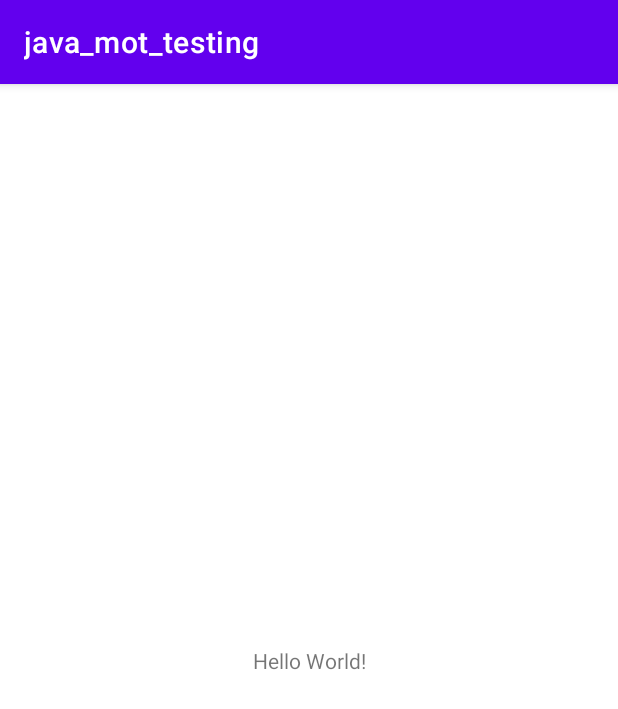
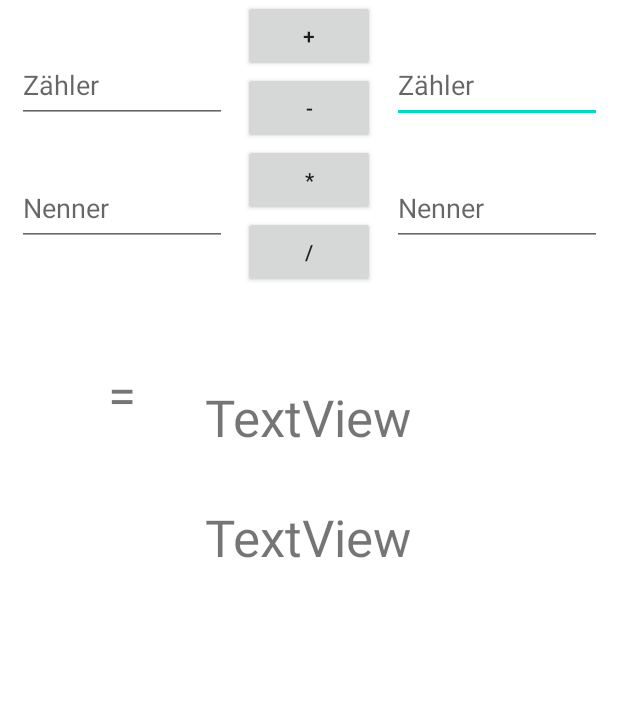
Before and after one commit to n0x-io/java_mot_testing, an Android app: the screen it shows after launch (MainActivity before the commit, FractionCalculator after it), on a phone screen of 412 x 824 dp. Shown: the top 709 px of the screen. Run offline under Robolectric (Android 15) with nearby library versions, the phone set to English and light mode, and no system bars.

Commit message:
Initial GUI

```diff
--- a/app/src/main/AndroidManifest.xml
+++ b/app/src/main/AndroidManifest.xml
@@ -9,10 +9,12 @@
         android:roundIcon="@mipmap/ic_launcher_round"
         android:supportsRtl="true"
         android:theme="@style/Theme.Java_mot_testing">
+
+        <activity android:name=".ex9.FractionCalculator"/>
+
         <activity android:name=".MainActivity">
             <intent-filter>
                 <action android:name="android.intent.action.MAIN" />
-
                 <category android:name="android.intent.category.LAUNCHER" />
             </intent-filter>
         </activity>
--- a/app/src/main/java/io/n0x/android/java_mot_testing/MainActivity.java
+++ b/app/src/main/java/io/n0x/android/java_mot_testing/MainActivity.java
@@ -1,14 +1,19 @@
 package io.n0x.android.java_mot_testing;
 
-import androidx.appcompat.app.AppCompatActivity;
+import android.app.Activity;
 
+import android.content.Intent;
 import android.os.Bundle;
 
-public class MainActivity extends AppCompatActivity {
+import io.n0x.android.java_mot_testing.ex9.FractionCalculator;
+
+public class MainActivity extends Activity {
 
     @Override
     protected void onCreate(Bundle savedInstanceState) {
         super.onCreate(savedInstanceState);
-        setContentView(R.layout.activity_main);
+
+        Intent intent = new Intent(this, FractionCalculator.class);
+        startActivity(intent);
     }
 }
--- /dev/null
+++ b/app/src/main/java/io/n0x/android/java_mot_testing/ex9/FractionCalculator.java
@@ -0,0 +1,54 @@
+package io.n0x.android.java_mot_testing.ex9;
+
+import android.app.Activity;
+import android.os.Bundle;
+import android.util.Log;
+import android.view.View;
+import android.widget.TextView;
+
+import io.n0x.android.java_mot_testing.R;
+
+public class FractionCalculator extends Activity{
+
+    private static final String TAG = FractionCalculator.class.getName();
+
+    private TextView txt_enum_left;
+    private TextView txt_denom_left;
+    private TextView txt_enum_right;
+    private TextView txt_denom_right;
+    private TextView txt_enum_result;
+    private TextView txt_denom_result;
+
+    @Override
+    protected void onCreate(Bundle savedInstanceState) {
+        super.onCreate(savedInstanceState);
+        setContentView(R.layout.ex9_data_binding);
+        Log.d(TAG, "FractionCalculator started");
+
+        /*
+        txt_enum_left = (TextView) findViewById(R.id.txt_enum_left);
+        txt_denom_left = (TextView) findViewById(R.id.txt_denom_left);
+        txt_enum_right = (TextView) findViewById(R.id.txt_enum_right);
+        txt_denom_right = (TextView) findViewById(R.id.txt_denom_right);
+        txt_enum_result = (TextView) findViewById(R.id.txt_enum_result);
+        txt_denom_result = (TextView) findViewById(R.id.txt_denom_result);
+
+        // Set all fields to 0
+        txt_enum_left.setText("0");
+        txt_denom_left.setText("0");
+        txt_enum_right.setText("0");
+        txt_denom_right.setText("0");
+        txt_enum_result.setText("0");
+        txt_denom_result.setText("0");
+        //*/
+
+    }
+
+    @Override
+    protected void onStart() {
+        super.onStart();
+
+
+
+    }
+}
--- /dev/null
+++ b/app/src/main/res/layout/ex9_data_binding.xml
@@ -0,0 +1,137 @@
+<?xml version="1.0" encoding="utf-8"?>
+<androidx.constraintlayout.widget.ConstraintLayout xmlns:android="http://schemas.android.com/apk/res/android"
+    xmlns:app="http://schemas.android.com/apk/res-auto"
+    xmlns:tools="http://schemas.android.com/tools"
+    android:layout_width="match_parent"
+    android:layout_height="match_parent">
+
+    <Button
+        android:id="@+id/button_add"
+        android:layout_width="wrap_content"
+        android:layout_height="wrap_content"
+        android:text="+"
+        app:layout_constraintEnd_toEndOf="parent"
+        app:layout_constraintStart_toStartOf="parent"
+        app:layout_constraintTop_toTopOf="parent" />
+
+    <Button
+        android:id="@+id/button_sub"
+        android:layout_width="wrap_content"
+        android:layout_height="wrap_content"
+        android:text="-"
+        app:layout_constraintEnd_toEndOf="parent"
+        app:layout_constraintStart_toStartOf="parent"
+        app:layout_constraintTop_toBottomOf="@+id/button_add" />
+
+    <Button
+        android:id="@+id/button_mult"
+        android:layout_width="wrap_content"
+        android:layout_height="wrap_content"
+        android:text="*"
+        app:layout_constraintEnd_toEndOf="parent"
+        app:layout_constraintStart_toStartOf="parent"
+        app:layout_constraintTop_toBottomOf="@+id/button_sub" />
+
+    <Button
+        android:id="@+id/button_div"
+        android:layout_width="wrap_content"
+        android:layout_height="wrap_content"
+        android:text="/"
+        app:layout_constraintEnd_toEndOf="parent"
+        app:layout_constraintHorizontal_bias="0.501"
+        app:layout_constraintStart_toStartOf="parent"
+        app:layout_constraintTop_toBottomOf="@+id/button_mult" />
+
+    <TextView
+        android:id="@+id/txt_equals"
+        android:layout_width="wrap_content"
+        android:layout_height="wrap_content"
+        android:layout_marginTop="48dp"
+        android:text="="
+        android:textSize="34sp"
+        app:layout_constraintEnd_toEndOf="parent"
+        app:layout_constraintHorizontal_bias="0.183"
+        app:layout_constraintStart_toStartOf="parent"
+        app:layout_constraintTop_toBottomOf="@+id/button_div" />
+
+    <TextView
+        android:id="@+id/txt_denom_result"
+        android:layout_width="wrap_content"
+        android:layout_height="wrap_content"
+        android:layout_marginTop="3dp"
+        android:layout_marginBottom="412dp"
+        android:inputType="numberSigned"
+        android:numeric="integer"
+        android:text="TextView"
+        android:textAlignment="center"
+        android:textSize="34sp"
+        app:layout_constraintBottom_toBottomOf="parent"
+        app:layout_constraintEnd_toEndOf="parent"
+        app:layout_constraintHorizontal_bias="0.247"
+        app:layout_constraintStart_toEndOf="@+id/txt_equals"
+        app:layout_constraintTop_toBottomOf="@+id/txt_enum_result" />
+
+    <TextView
+        android:id="@+id/txt_enum_result"
+        android:layout_width="wrap_content"
+        android:layout_height="wrap_content"
+        android:layout_marginTop="32dp"
+        android:numeric="integer"
+        android:text="TextView"
+        android:textAlignment="center"
+        android:textSize="34sp"
+        app:layout_constraintBottom_toTopOf="@+id/txt_denom_result"
+        app:layout_constraintEnd_toEndOf="parent"
+        app:layout_constraintHorizontal_bias="0.247"
+        app:layout_constraintStart_toEndOf="@+id/txt_equals"
+        app:layout_constraintTop_toBottomOf="@+id/button_div" />
+
+    <EditText
+        android:id="@+id/enumRight"
+        android:layout_width="140dp"
+        android:layout_height="50dp"
+        android:layout_marginTop="32dp"
+        android:ems="10"
+        android:hint="Zähler"
+        android:inputType="numberSigned"
+        app:layout_constraintEnd_toEndOf="parent"
+        app:layout_constraintStart_toEndOf="@+id/button_add"
+        app:layout_constraintTop_toTopOf="parent" />
+
+    <EditText
+        android:id="@+id/enumRight2"
+        android:layout_width="140dp"
+        android:layout_height="50dp"
+        android:layout_marginTop="32dp"
+        android:ems="10"
+        android:hint="Zähler"
+        android:inputType="numberSigned"
+        app:layout_constraintEnd_toStartOf="@+id/button_add"
+        app:layout_constraintStart_toStartOf="parent"
+        app:layout_constraintTop_toTopOf="parent" />
+
+    <EditText
+        android:id="@+id/denomLeft"
+        android:layout_width="140dp"
+        android:layout_height="50dp"
+        android:layout_marginTop="32dp"
+        android:ems="10"
+        android:hint="Nenner"
+        android:inputType="number"
+        app:layout_constraintEnd_toStartOf="@+id/button_mult"
+        app:layout_constraintStart_toStartOf="parent"
+        app:layout_constraintTop_toBottomOf="@+id/enumRight2" />
+
+    <EditText
+        android:id="@+id/denomRight"
+        android:layout_width="140dp"
+        android:layout_height="50dp"
+        android:layout_marginTop="32dp"
+        android:ems="10"
+        android:hint="Nenner"
+        android:inputType="number"
+        app:layout_constraintEnd_toEndOf="parent"
+        app:layout_constraintStart_toEndOf="@+id/button_mult"
+        app:layout_constraintTop_toBottomOf="@+id/enumRight" />
+
+</androidx.constraintlayout.widget.ConstraintLayout>
```
